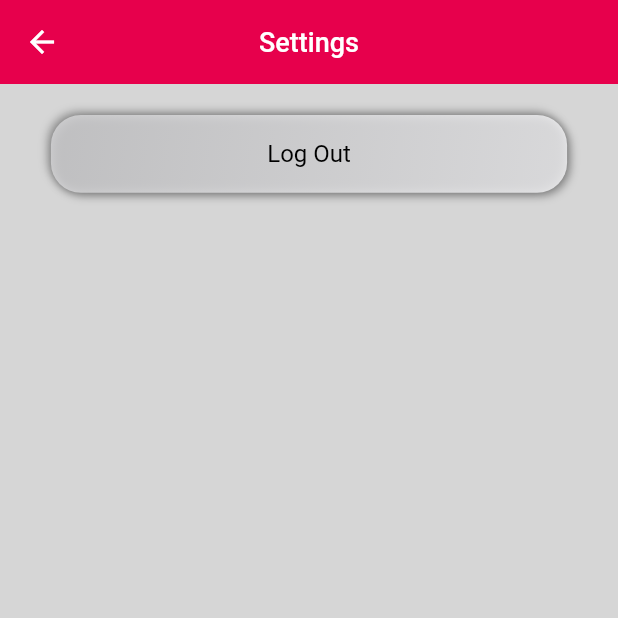
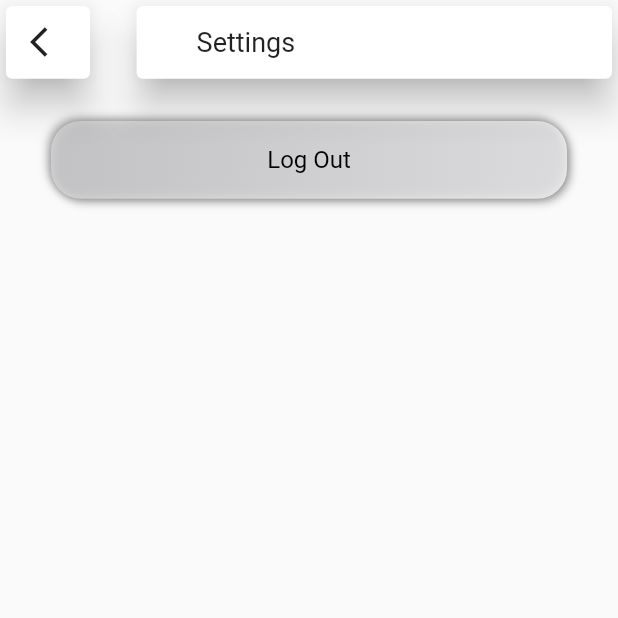
Before and after one commit to AramanSalunke/iPresent, a Flutter app: the Settings_Screen screen opened directly, on a phone screen of 412 x 824 dp, the top half of it. Run offline on Flutter 3.47's test engine with Material 2 defaults, Android fonts, the phone set to English and light mode, and no system bars; drawn by our look-alikes of flutter_neumorphic; our stand-ins replace auto_route, cloud_firestore, connectivity, device_info, firebase_auth, firebase_core and 18 more; missing offline and left inert: dart:ffi; accounts and stored records are empty; project files that could hold a hidden picture were left out.

Commit message:
custom appbar added to dashboard

```diff
--- /dev/null
+++ b/lib/constants/custom_appbar.dart
@@ -0,0 +1,91 @@
+import 'package:flutter/material.dart';
+//import 'package:velocity_x/velocity_x.dart';
+
+class CustomAppBar extends StatefulWidget implements PreferredSizeWidget {
+  final String? title;
+  final Widget? child;
+  final Function()? onPressed;
+  final Function()? onTitleTapped;
+  final String? buttonHeroTag;
+  final String? titleHeroTag;
+
+  @override
+  final Size preferredSize;
+
+  CustomAppBar({
+    this.title,
+    this.child,
+    this.onPressed,
+    this.buttonHeroTag = 'topBarBtn',
+    this.onTitleTapped,
+    this.titleHeroTag = "title",
+  }) : preferredSize = Size.fromHeight(60.0);
+
+  @override
+  _CustomAppBarState createState() => _CustomAppBarState();
+}
+
+class _CustomAppBarState extends State<CustomAppBar> {
+  @override
+  Widget build(BuildContext context) {
+    return SafeArea(
+      child: Column(
+        mainAxisAlignment: MainAxisAlignment.spaceBetween,
+        children: <Widget>[
+          Row(
+            mainAxisSize: MainAxisSize.max,
+            mainAxisAlignment: MainAxisAlignment.spaceBetween,
+            children: <Widget>[
+              Hero(
+                transitionOnUserGestures: true,
+                tag: widget.buttonHeroTag!,
+                child: Card(
+                  elevation: 10,
+                  child: MaterialButton(
+                    height: MediaQuery.of(context).size.height / 17,
+                    minWidth: MediaQuery.of(context).size.width / 8.5,
+                    onPressed: widget.onPressed,
+                    child: widget.child,
+                  ),
+                ),
+              ),
+              Hero(
+                tag: widget.titleHeroTag!,
+                transitionOnUserGestures: true,
+                child: Card(
+                  // color: Color(0xFFE7004C),
+                  elevation: 10,
+                  child: InkWell(
+                    onTap: widget.onTitleTapped,
+                    child: Container(
+                      width: MediaQuery.of(context).size.width / 1.3,
+                      height: MediaQuery.of(context).size.height / 17,
+                      child: Align(
+                        alignment: Alignment.centerLeft,
+                        child: Padding(
+                          padding: const EdgeInsets.only(
+                            left: 40,
+                          ),
+                          child: FittedBox(
+                            fit: BoxFit.fitWidth,
+                            child: Text(
+                              widget.title!,
+                              style: TextStyle(
+                                  //  fontWeight: FontWeight.bold,
+                                  //letterSpacing: 1,
+                                  fontSize: 18),
+                            ),
+                          ),
+                        ),
+                      ),
+                    ),
+                  ),
+                ),
+              )
+            ],
+          ),
+        ],
+      ),
+    );
+  }
+}
--- a/lib/dashboard_screen/dash_board_screen.dart
+++ b/lib/dashboard_screen/dash_board_screen.dart
@@ -1,4 +1,5 @@
 import 'package:flutter/material.dart';
+import 'package:ipresent/constants/custom_appbar.dart';
 import 'package:ipresent/dashboard/dashboard_screen.dart';
 import 'package:provider/provider.dart';
 
@@ -14,14 +15,12 @@ class _DashBoardScreenState extends State<DashBoardScreen> {
   Widget build(BuildContext context) {
     return Scaffold(
       //backgroundColor: Color(0xFF212332),
-      appBar: AppBar(
-        centerTitle: true,
-        elevation: 0,
-        backgroundColor: Color(0xFFE7004C),
-        title: Text(
-          'Dashboard',
-          style: TextStyle(fontSize: 18),
-        ),
+      appBar: CustomAppBar(
+        title: "Dashboard",
+        child: Icon(Icons.arrow_back_ios),
+        onPressed: () {
+          Navigator.pop(context);
+        },
       ),
       // key: context.read<MenuController>().scaffoldKey,
       //drawer: SideMenu(),
--- a/lib/settings_screen/settings_screen.dart
+++ b/lib/settings_screen/settings_screen.dart
@@ -1,24 +1,24 @@
 import 'package:flutter/material.dart';
 import 'package:flutter_neumorphic/flutter_neumorphic.dart';
+import 'package:ipresent/constants/custom_appbar.dart';
 
 class Settings_Screen extends StatefulWidget {
   @override
   _Settings_ScreenState createState() => _Settings_ScreenState();
 }
 
-class _Settings_ScreenState extends State<Settings_Screen> {
+class _Settings_ScreenState extends State<Settings_Screen>
+    with TickerProviderStateMixin {
   @override
   Widget build(BuildContext context) {
     return Scaffold(
-      backgroundColor: Colors.grey[350],
-      appBar: AppBar(
-        centerTitle: true,
-        elevation: 0,
-        backgroundColor: Color(0xFFE7004C),
-        title: Text(
-          'Settings',
-          style: TextStyle(fontSize: 18),
-        ),
+      // backgroundColor: Colors.grey[350],
+      appBar: CustomAppBar(
+        title: "Settings",
+        child: Icon(Icons.arrow_back_ios),
+        onPressed: () {
+          Navigator.pop(context);
+        },
       ),
       body: Padding(
         padding: EdgeInsets.all(MediaQuery.of(context).size.width * 0.05),
--- a/pubspec.yaml
+++ b/pubspec.yaml
@@ -48,6 +48,7 @@ dependencies:
   cupertino_icons: ^1.0.3
   google_fonts: ^2.1.0
   flutter_svg: ^0.22.0
+  velocity_x: ^3.2.0
 
   #Firebase
   firebase_core: ^1.1.0
```
Also changed, not shown: pubspec.lock.
